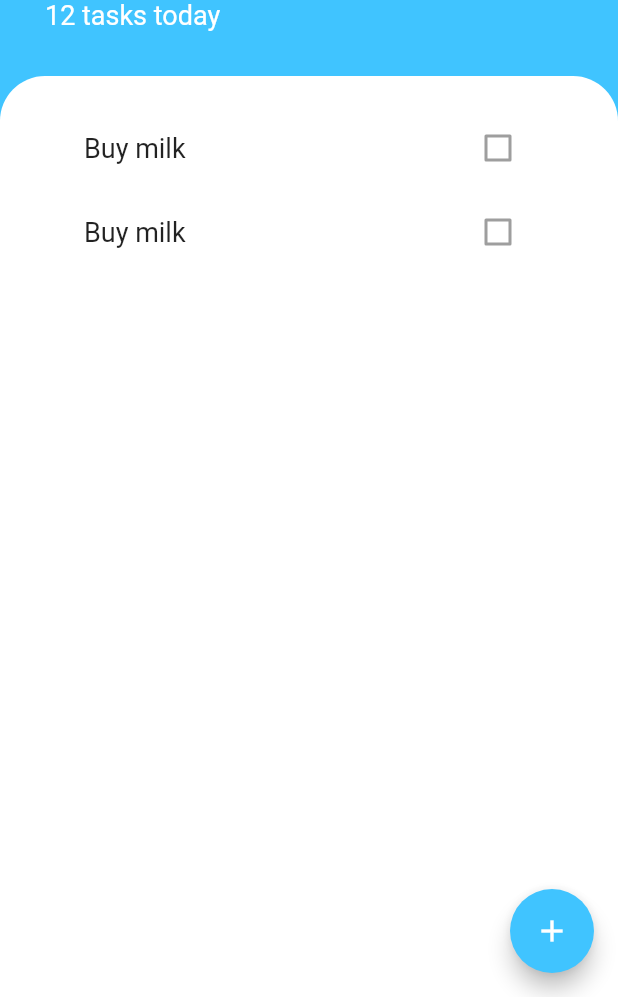
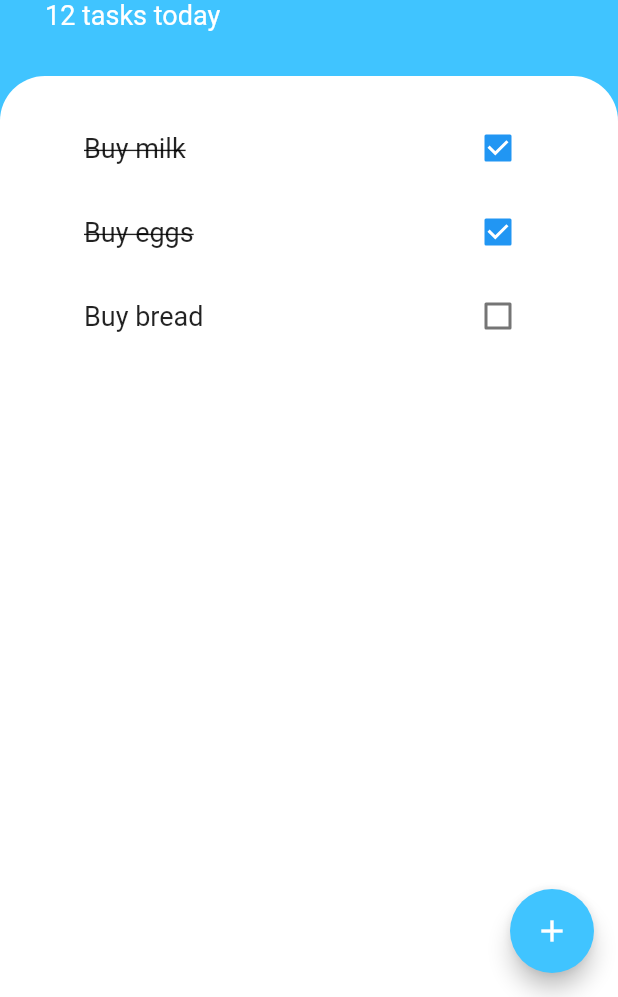
Before and after one commit to prameshbajra/flutterui, a Flutter app: the screen it shows after launch, on a phone screen of 412 x 824 dp, the part 239-1236 px from its top. Run offline on Flutter 3.47's test engine with Material 2 defaults, Android fonts, the phone set to English and light mode, and no system bars.

Commit message:
Dynamic list done.

```diff
--- a/lib/component/task_item.dart
+++ b/lib/component/task_item.dart
@@ -1,23 +1,31 @@
 import 'package:flutter/material.dart';
 
 class TaskItem extends StatelessWidget {
+  final String taskName;
+  final bool isDone;
+  final Function(bool?) onChanged;
+
   const TaskItem({
     super.key,
+    required this.taskName,
+    required this.isDone,
+    required this.onChanged,
   });
 
   @override
   Widget build(BuildContext context) {
     return ListTile(
       title: Text(
-        'Buy milk',
+        taskName,
         style: TextStyle(
           fontSize: 18.0,
           fontWeight: FontWeight.w400,
+          decoration: isDone ? TextDecoration.lineThrough : null,
         ),
       ),
       trailing: Checkbox(
-        value: false,
-        onChanged: null,
+        value: isDone,
+        onChanged: onChanged,
       ),
     );
   }
--- a/lib/component/tasks_list.dart
+++ b/lib/component/tasks_list.dart
@@ -1,18 +1,38 @@
 import 'package:flutter/material.dart';
 import 'package:todey/component/task_item.dart';
+import 'package:todey/models/task.dart';
 
-class TasksList extends StatelessWidget {
-  const TasksList({
+class TasksList extends StatefulWidget {
+  TasksList({
     super.key,
   });
 
   @override
+  State<TasksList> createState() => _TasksListState();
+}
+
+class _TasksListState extends State<TasksList> {
+  List<Task> tasks = [
+    Task(name: 'Buy milk', isDone: true),
+    Task(name: 'Buy eggs', isDone: true),
+    Task(name: 'Buy bread', isDone: false),
+  ];
+
+  @override
   Widget build(BuildContext context) {
-    return ListView(
-      children: <Widget>[
-        TaskItem(),
-        TaskItem(),
-      ],
+    return ListView.builder(
+      itemBuilder: (context, index) {
+        return TaskItem(
+          taskName: tasks[index].name,
+          isDone: tasks[index].isDone,
+          onChanged: (bool? newValue) {
+            setState(() {
+              tasks[index].toggleDone(newValue ?? false);
+            });
+          },
+        );
+      },
+      itemCount: tasks.length,
     );
   }
 }
--- /dev/null
+++ b/lib/models/task.dart
@@ -0,0 +1,10 @@
+class Task {
+  final String name;
+  bool isDone;
+
+  Task({required this.name, this.isDone = false});
+
+  toggleDone(bool newValue) {
+    isDone = newValue;
+  }
+}
```
